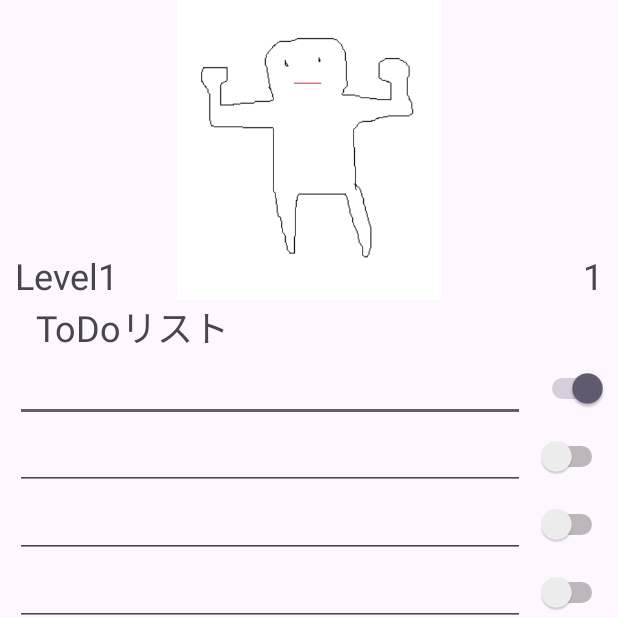
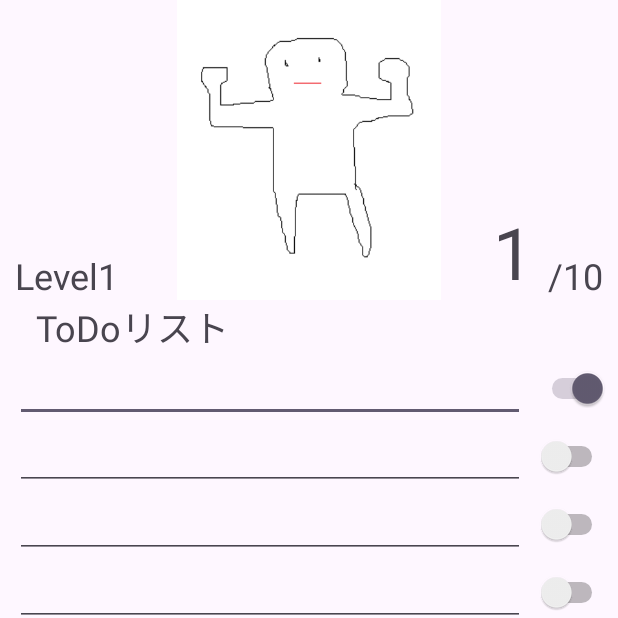
Before and after one commit to AyakaSugiyama/ToDoMukimuki, an Android app: the screen it shows after launch (MainActivity), after a tap on an icon or button, on a phone screen of 412 x 824 dp, the top half of it. Run offline under Robolectric (Android 15) with nearby library versions, the phone set to English and light mode, and no system bars.

Commit message:
レイアウト変更

```diff
--- a/app/src/main/res/layout/activity_main.xml
+++ b/app/src/main/res/layout/activity_main.xml
@@ -30,10 +30,19 @@
         android:layout_width="wrap_content"
         android:layout_height="wrap_content"
         android:layout_marginEnd="10dp"
-        android:text="0/10"
+        android:textSize="48dp"
+        app:layout_constraintEnd_toStartOf= "@id/pointMax"
+        app:layout_constraintBottom_toBottomOf="@id/imageView" />
+
+    <TextView
+        android:id="@+id/pointMax"
+        android:layout_width="wrap_content"
+        android:layout_height="wrap_content"
+        android:layout_marginEnd="10dp"
+        android:text="/10"
         android:textSize="24dp"
         app:layout_constraintEnd_toEndOf= "parent"
-        app:layout_constraintBottom_toBottomOf="@id/imageView" />
+        app:layout_constraintBottom_toBottomOf="@id/point" />
 
     <TextView
         android:id="@+id/textView"
@@ -59,7 +68,7 @@
         android:layout_height="wrap_content"
         android:layout_marginStart="10dp"
         app:layout_constraintStart_toStartOf="parent"
-        app:layout_constraintTop_toBottomOf="@id/editText1" />
+        app:layout_constraintTop_toBottomOf="@id/editText1"/>
 
     <EditText
         android:id="@+id/editText3"
@@ -67,7 +76,7 @@
         android:layout_height="wrap_content"
         android:layout_marginStart="10dp"
         app:layout_constraintStart_toStartOf="parent"
-        app:layout_constraintTop_toBottomOf="@id/editText2" />
+        app:layout_constraintTop_toBottomOf="@id/editText2"/>
 
     <EditText
         android:id="@+id/editText4"
@@ -75,7 +84,7 @@
         android:layout_height="wrap_content"
         android:layout_marginStart="10dp"
         app:layout_constraintStart_toStartOf="parent"
-        app:layout_constraintTop_toBottomOf="@id/editText3" />
+        app:layout_constraintTop_toBottomOf="@id/editText3"/>
 
     <EditText
         android:id="@+id/editText5"
@@ -119,8 +128,8 @@
 
     <Switch
         android:id="@+id/switch1"
-        android:layout_width="wrap_content"
-        android:layout_height="wrap_content"
+        android:layout_width="48dp"
+        android:layout_height="48dp"
         app:layout_constraintEnd_toEndOf="parent"
         app:layout_constraintTop_toTopOf="@id/editText1"
         app:layout_constraintBottom_toBottomOf= "@id/editText1"
@@ -128,8 +137,8 @@
 
     <Switch
         android:id="@+id/switch2"
-        android:layout_width="wrap_content"
-        android:layout_height="wrap_content"
+        android:layout_width="48dp"
+        android:layout_height="48dp"
         app:layout_constraintEnd_toEndOf="parent"
         app:layout_constraintTop_toTopOf="@id/editText2"
         app:layout_constraintBottom_toBottomOf= "@id/editText2"
@@ -137,8 +146,8 @@
 
     <Switch
         android:id="@+id/switch3"
-        android:layout_width="wrap_content"
-        android:layout_height="wrap_content"
+        android:layout_width="48dp"
+        android:layout_height="48dp"
         app:layout_constraintEnd_toEndOf="parent"
         app:layout_constraintTop_toTopOf="@id/editText3"
         app:layout_constraintBottom_toBottomOf= "@id/editText3"
@@ -146,8 +155,8 @@
 
     <Switch
         android:id="@+id/switch4"
-        android:layout_width="wrap_content"
-        android:layout_height="wrap_content"
+        android:layout_width="48dp"
+        android:layout_height="48dp"
         app:layout_constraintEnd_toEndOf="parent"
         app:layout_constraintTop_toTopOf="@id/editText4"
         app:layout_constraintBottom_toBottomOf= "@id/editText4"
@@ -155,8 +164,8 @@
 
     <Switch
         android:id="@+id/switch5"
-        android:layout_width="wrap_content"
-        android:layout_height="wrap_content"
+        android:layout_width="48dp"
+        android:layout_height="48dp"
         app:layout_constraintEnd_toEndOf="parent"
         app:layout_constraintTop_toTopOf="@id/editText5"
         app:layout_constraintBottom_toBottomOf= "@id/editText5"
@@ -164,8 +173,8 @@
 
     <Switch
         android:id="@+id/switch6"
-        android:layout_width="wrap_content"
-        android:layout_height="wrap_content"
+        android:layout_width="48dp"
+        android:layout_height="48dp"
         app:layout_constraintEnd_toEndOf="parent"
         app:layout_constraintTop_toTopOf="@id/editText6"
         app:layout_constraintBottom_toBottomOf= "@id/editText6"
@@ -173,8 +182,8 @@
 
     <Switch
         android:id="@+id/switch7"
-        android:layout_width="wrap_content"
-        android:layout_height="wrap_content"
+        android:layout_width="48dp"
+        android:layout_height="48dp"
         app:layout_constraintEnd_toEndOf="parent"
         app:layout_constraintTop_toTopOf="@id/editText7"
         app:layout_constraintBottom_toBottomOf= "@id/editText7"
@@ -182,8 +191,8 @@
 
     <Switch
         android:id="@+id/switch8"
-        android:layout_width="wrap_content"
-        android:layout_height="wrap_content"
+        android:layout_width="48dp"
+        android:layout_height="48dp"
         app:layout_constraintEnd_toEndOf="parent"
         app:layout_constraintTop_toTopOf="@id/editText8"
         app:layout_constraintBottom_toBottomOf= "@id/editText8"
@@ -191,8 +200,8 @@
 
     <Switch
         android:id="@+id/switch9"
-        android:layout_width="wrap_content"
-        android:layout_height="wrap_content"
+        android:layout_width="48dp"
+        android:layout_height="48dp"
         app:layout_constraintEnd_toEndOf="parent"
         app:layout_constraintTop_toTopOf="@id/editText9"
         app:layout_constraintBottom_toBottomOf= "@id/editText9"
```
